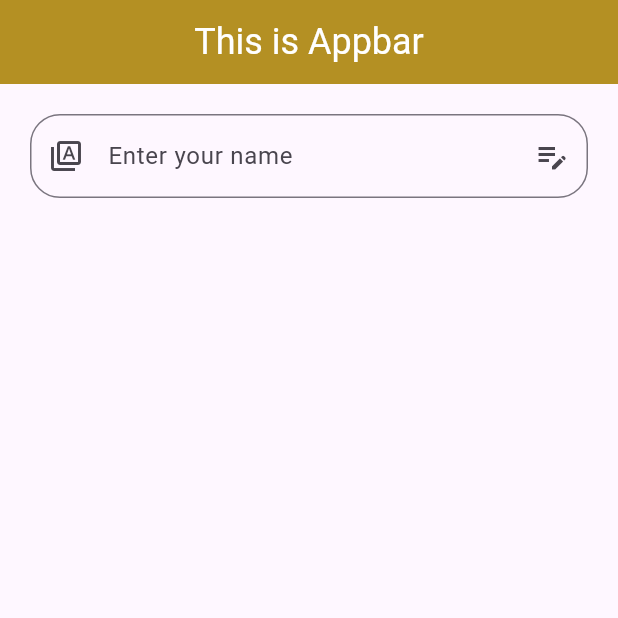
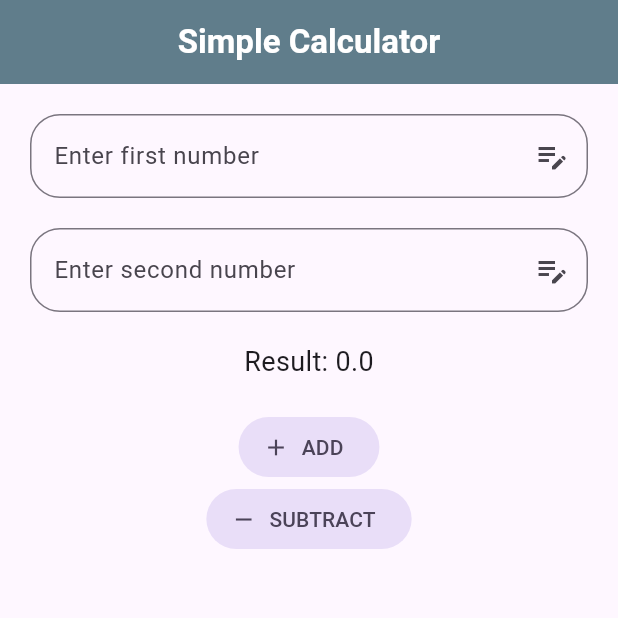
Before and after one commit to nabinn10/Flutter-Application, a Flutter app: the screen it shows after launch, on a phone screen of 412 x 824 dp, the top half of it. Run offline on Flutter 3.47's test engine with Material 3 defaults, Android fonts, the phone set to English and light mode, and no system bars.

Commit message:
Simple Calculator

```diff
--- a/lib/TextFieldExample.dart
+++ b/lib/TextFieldExample.dart
@@ -8,6 +8,7 @@ class Textfieldexample extends StatefulWidget {
 }
 
 class _TextfieldexampleState extends State<Textfieldexample> {
+
   final TextEditingController dummyTextController = TextEditingController();
   String displayText = "";
 
--- a/lib/main.dart
+++ b/lib/main.dart
@@ -8,6 +8,7 @@ import 'package:myapp/homepage.dart';
 import 'package:myapp/rowcolumn.dart';
 import 'package:myapp/rowlearn.dart';
 import 'package:myapp/image.dart';
+import 'package:myapp/simplecalculator.dart';
 
 
 void main() {
@@ -26,7 +27,7 @@ class MyApp extends StatelessWidget {
         colorScheme: ColorScheme.fromSeed(seedColor: Colors.deepPurple),
       ),
       debugShowCheckedModeBanner: false,
-      home: Textfieldexample(),
+      home: Simplecalculator(),
      );
   }
 }
--- /dev/null
+++ b/lib/simplecalculator.dart
@@ -0,0 +1,114 @@
+import 'package:flutter/material.dart';
+
+class Simplecalculator extends StatefulWidget {
+  const Simplecalculator({super.key});
+
+  @override
+  State<Simplecalculator> createState() => _SimplecalculatorState();
+}
+
+
+class _SimplecalculatorState extends State<Simplecalculator> {
+
+  final TextEditingController dummyTextController1 = TextEditingController();
+  final TextEditingController dummyTextController2 = TextEditingController();
+  String displayText = "Result: 0.0";
+
+  @override
+  Widget build(BuildContext context) {
+    return Scaffold(
+      appBar: AppBar(
+        title: const Text('Simple Calculator',style: TextStyle(fontWeight: FontWeight.bold, color: Colors.white ),
+        ),
+        backgroundColor: Colors.blueGrey,
+        centerTitle: true,
+      ),
+      body: Padding(
+
+        padding: const EdgeInsets.all(20),
+        child: Column(
+          children: [
+            TextField(
+              controller: dummyTextController1,
+              decoration: InputDecoration(
+                border: OutlineInputBorder(
+                  borderRadius: BorderRadius.circular(20),
+                  borderSide: const BorderSide(
+                    color: Colors.purple,
+                    width: 3,
+                  ),
+                ),
+                labelText: "Enter first number",
+                floatingLabelAlignment: FloatingLabelAlignment.center,
+                // prefixIcon: const Icon(Icons.type_specimen_outlined),
+                suffixIcon: const Icon(Icons.edit_note),
+                floatingLabelBehavior: FloatingLabelBehavior.never,
+                counterText: "",
+              ),
+              keyboardType: TextInputType.number,
+              textCapitalization: TextCapitalization.sentences,
+              cursorColor: Colors.amber,
+              maxLength: 10,
+            ),
+            // input field for another number
+            const SizedBox(height: 20),
+            TextField(
+              controller: dummyTextController2,
+              decoration: InputDecoration(
+                hintText: "Enter Your Name",
+                border: OutlineInputBorder(
+                  borderRadius: BorderRadius.circular(20),
+                  borderSide: const BorderSide(
+                    color: Colors.purple,
+                    width: 3,
+                  ),
+                ),
+                labelText: "Enter second number",
+                floatingLabelAlignment: FloatingLabelAlignment.center,
+                // prefixIcon: const Icon(Icons.type_specimen_outlined),
+                suffixIcon: const Icon(Icons.edit_note),
+                floatingLabelBehavior: FloatingLabelBehavior.never,
+                counterText: "",
+              ),
+              keyboardType: TextInputType.number,
+              textCapitalization: TextCapitalization.sentences,
+              cursorColor: Colors.amber,
+              maxLength: 10,
+
+            ),
+            const SizedBox(height: 20),
+            Text(
+              displayText,
+              style: const TextStyle(fontSize: 18),
+            ),
+            const SizedBox(height: 20),
+
+          FilledButton.tonalIcon(onPressed: () {
+            // Perform addition operation here
+            double num1 = double.parse(dummyTextController1.text);
+            double num2 = double.parse(dummyTextController2.text);
+            double result = num1 + num2;
+            setState(() {
+              displayText = "Result: $result";
+            });
+          }, label: Text("ADD"), icon: Icon(Icons.add),),
+
+          FilledButton.tonalIcon(onPressed: () {
+            // Perform addition operation here
+            double num1 = double.parse(dummyTextController1.text);
+            double num2 = double.parse(dummyTextController2.text);
+            double result = num1 - num2;
+            setState(() {
+              displayText = "Result: $result";
+            });
+          }, label: Text("SUBTRACT"), icon: Icon(Icons.remove),),
+
+
+
+          ],
+
+        ),
+      ),
+    );
+  }
+}
```
